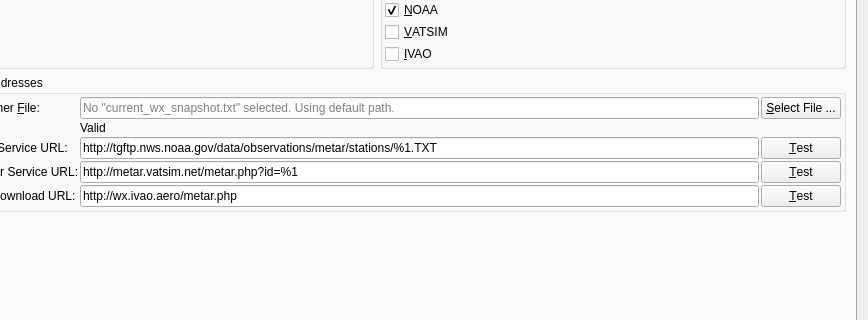
albar965/littlenavmap, file src/options/options.ui: the form before one commit; both pictures show x 115 to 983 and y 112 to 432 of the 983 by 581 pixel window.
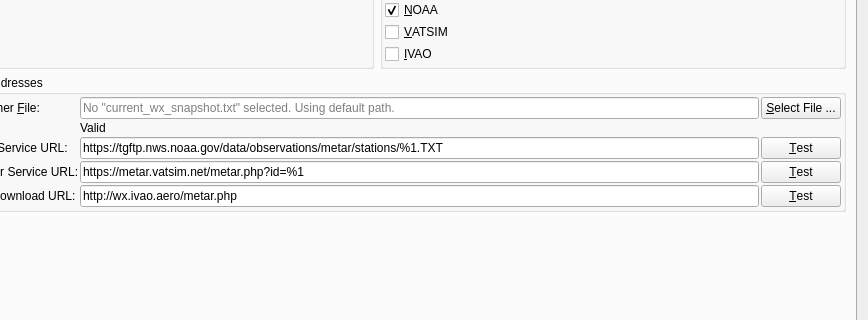
The form after the commit. The open tabs and pages were chosen to show the change.

Commit message: Changed default weather URLs (except IVAO) to https.

Patch:
```diff
--- a/src/options/options.ui
+++ b/src/options/options.ui
@@ -3310,7 +3310,7 @@
 &quot;%1&quot; is a placeholder that will be substituted with the airport ICAO ident.</string>
             </property>
             <property name="text">
-             <string>http://tgftp.nws.noaa.gov/data/observations/metar/stations/%1.TXT</string>
+             <string>https://tgftp.nws.noaa.gov/data/observations/metar/stations/%1.TXT</string>
             </property>
             <property name="placeholderText">
              <string>No URL set. NOAA weather reports are disabled.</string>
@@ -3327,7 +3327,7 @@
 &quot;%1&quot; is a placeholder that will be substituted with the airport ICAO ident.</string>
             </property>
             <property name="text">
-             <string>http://metar.vatsim.net/metar.php?id=%1</string>
+             <string>https://metar.vatsim.net/metar.php?id=%1</string>
             </property>
             <property name="placeholderText">
              <string>No URL set. VATSIM weather reports are disabled.</string>
```
The commit also changes 1 other file.
